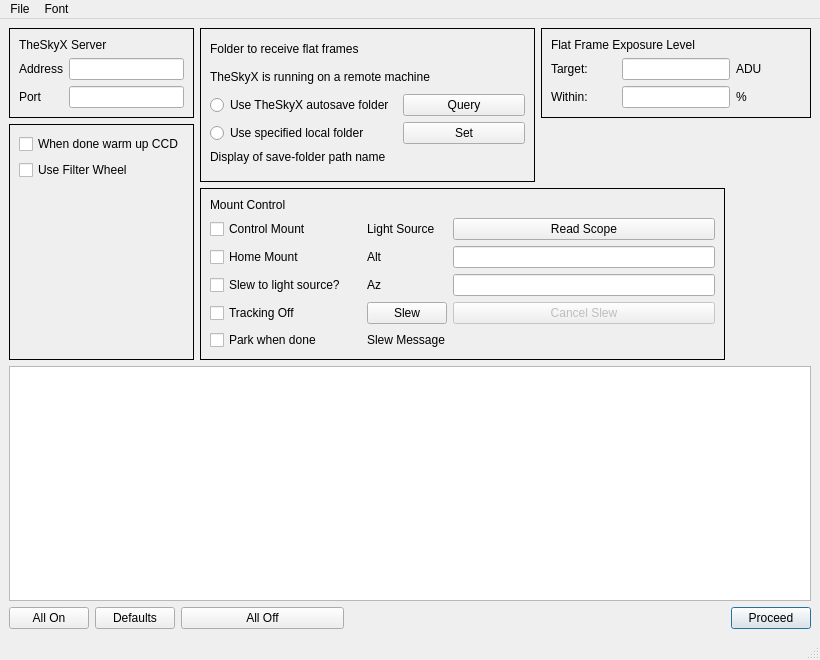
Above: MainWindow.ui from RMcDOttawa/FlatCaptureNow1 before the change. Below: the same form after it.
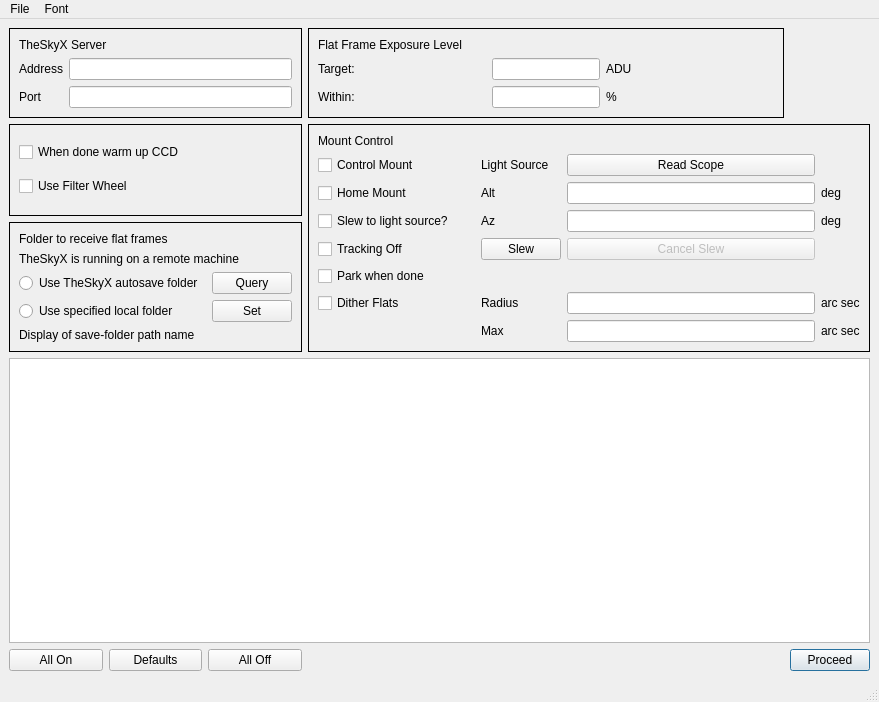
That is the form after the change.

Commit message: Add dithering of flat frames

The edit to the form file:
```diff
--- a/MainWindow.ui
+++ b/MainWindow.ui
@@ -6,8 +6,8 @@
    <rect>
     <x>0</x>
     <y>0</y>
-    <width>820</width>
-    <height>660</height>
+    <width>879</width>
+    <height>702</height>
    </rect>
   </property>
   <property name="minimumSize">
@@ -65,128 +65,82 @@
       </layout>
      </widget>
     </item>
-    <item row="0" column="3" rowspan="2" colspan="2">
-     <widget class="QFrame" name="whereRunning_2">
+    <item row="0" column="3">
+     <widget class="QFrame" name="ADUsettings">
       <property name="frameShape">
        <enum>QFrame::Box</enum>
       </property>
-      <layout class="QGridLayout" name="gridLayout">
-       <item row="0" column="0">
-        <widget class="QLabel" name="Subtitle_3">
+      <layout class="QGridLayout" name="gridLayout_2">
+       <item row="1" column="0">
+        <widget class="QLabel" name="label_5">
          <property name="text">
-          <string>Folder to receive flat frames</string>
+          <string>Target:</string>
          </property>
         </widget>
        </item>
-       <item row="2" column="1">
-        <widget class="QPushButton" name="queryAutosave">
+       <item row="1" column="1">
+        <widget class="QLineEdit" name="targetAdus">
          <property name="sizePolicy">
-          <sizepolicy hsizetype="Preferred" vsizetype="Fixed">
+          <sizepolicy hsizetype="Fixed" vsizetype="Fixed">
            <horstretch>0</horstretch>
            <verstretch>0</verstretch>
           </sizepolicy>
          </property>
          <property name="toolTip">
-          <string>If TheSkyX is running, ask it the autosave path.</string>
+          <string>Average exposure of pixels in flat frame. Usually about 30% of your camera's full well depth.</string>
          </property>
-         <property name="text">
-          <string>Query</string>
-         </property>
         </widget>
        </item>
-       <item row="4" column="0">
-        <widget class="QLabel" name="pathName">
-         <property name="toolTip">
-          <string>The path name to the frames folder</string>
-         </property>
+       <item row="1" column="2">
+        <widget class="QLabel" name="label_6">
          <property name="text">
-          <string>Display of save-folder path name</string>
-         </property>
-         <property name="alignment">
-          <set>Qt::AlignLeading|Qt::AlignLeft|Qt::AlignTop</set>
-         </property>
-         <property name="wordWrap">
-          <bool>true</bool>
-         </property>
-        </widget>
-       </item>
-       <item row="1" column="0" colspan="2">
-        <widget class="QLabel" name="whereRunning">
-         <property name="toolTip">
-          <string/>
-         </property>
-         <property name="text">
-          <string>TheSkyX is running on a remote machine</string>
+          <string>ADU</string>
          </property>
         </widget>
        </item>
        <item row="2" column="0">
-        <widget class="QRadioButton" name="useAutosave">
-         <property name="toolTip">
-          <string>Use the path from TheSkyX's camera tab, AutoSave button. The folder MUST exist.</string>
-         </property>
+        <widget class="QLabel" name="label_7">
          <property name="text">
-          <string>Use TheSkyX autosave folder </string>
+          <string>Within:</string>
          </property>
-         <attribute name="buttonGroup">
-          <string notr="true">folderGroup</string>
-         </attribute>
         </widget>
        </item>
-       <item row="3" column="0">
-        <widget class="QRadioButton" name="useLocal">
-         <property name="toolTip">
-          <string>Use a folder on this computer, specified by clicking &quot;Set&quot;</string>
-         </property>
-         <property name="text">
-          <string>Use specified local folder </string>
-         </property>
-         <attribute name="buttonGroup">
-          <string notr="true">folderGroup</string>
-         </attribute>
-        </widget>
-       </item>
-       <item row="3" column="1">
-        <widget class="QPushButton" name="setLocal">
+       <item row="2" column="1">
+        <widget class="QLineEdit" name="aduTolerance">
          <property name="sizePolicy">
-          <sizepolicy hsizetype="Preferred" vsizetype="Fixed">
+          <sizepolicy hsizetype="Fixed" vsizetype="Fixed">
            <horstretch>0</horstretch>
            <verstretch>0</verstretch>
           </sizepolicy>
          </property>
          <property name="toolTip">
-          <string>Select the folder where TheSkyX will store the acquired frames.</string>
+          <string>How close to the target is acceptable?</string>
          </property>
+        </widget>
+       </item>
+       <item row="2" column="2">
+        <widget class="QLabel" name="label_8">
          <property name="text">
-          <string>Set</string>
+          <string>%</string>
+         </property>
+        </widget>
+       </item>
+       <item row="0" column="0" colspan="3">
+        <widget class="QLabel" name="Subtitle_2">
+         <property name="text">
+          <string>Flat Frame Exposure Level</string>
          </property>
         </widget>
        </item>
       </layout>
      </widget>
     </item>
-    <item row="1" column="0" rowspan="2" colspan="3">
+    <item row="1" column="0" colspan="3">
      <widget class="QFrame" name="miscGroup">
       <property name="frameShape">
        <enum>QFrame::Box</enum>
       </property>
       <layout class="QGridLayout" name="gridLayout_4">
-       <item row="3" column="0">
-        <spacer name="verticalSpacer">
-         <property name="orientation">
-          <enum>Qt::Vertical</enum>
-         </property>
-         <property name="sizeType">
-          <enum>QSizePolicy::Fixed</enum>
-         </property>
-         <property name="sizeHint" stdset="0">
-          <size>
-           <width>20</width>
-           <height>170</height>
-          </size>
-         </property>
-        </spacer>
-       </item>
        <item row="2" column="0">
         <widget class="QCheckBox" name="useFilterWheel">
          <property name="text">
@@ -207,26 +161,12 @@
       </layout>
      </widget>
     </item>
-    <item row="2" column="3" colspan="3">
+    <item row="1" column="3" rowspan="2" colspan="2">
      <widget class="QFrame" name="frame">
       <property name="frameShape">
        <enum>QFrame::Box</enum>
       </property>
       <layout class="QGridLayout" name="gridLayout_5">
-       <item row="4" column="0">
-        <widget class="QCheckBox" name="trackingOff">
-         <property name="text">
-          <string>Tracking Off</string>
-         </property>
-        </widget>
-       </item>
-       <item row="3" column="2">
-        <widget class="QLabel" name="label_4">
-         <property name="text">
-          <string>Az</string>
-         </property>
-        </widget>
-       </item>
        <item row="3" column="0">
         <widget class="QCheckBox" name="slewToSource">
          <property name="text">
@@ -234,10 +174,10 @@
          </property>
         </widget>
        </item>
-       <item row="1" column="0">
-        <widget class="QCheckBox" name="controlMount">
+       <item row="1" column="2">
+        <widget class="QLabel" name="label_9">
          <property name="text">
-          <string>Control Mount</string>
+          <string>Light Source</string>
          </property>
         </widget>
        </item>
@@ -248,17 +188,34 @@
          </property>
         </widget>
        </item>
-       <item row="2" column="0">
-        <widget class="QCheckBox" name="homeMount">
+       <item row="7" column="3">
+        <widget class="QLineEdit" name="ditherMaxRadius"/>
+       </item>
+       <item row="6" column="0">
+        <widget class="QCheckBox" name="ditherFlats">
          <property name="text">
-          <string>Home Mount</string>
+          <string>Dither Flats</string>
          </property>
         </widget>
        </item>
-       <item row="2" column="2">
-        <widget class="QLabel" name="label">
+       <item row="3" column="2">
+        <widget class="QLabel" name="label_4">
          <property name="text">
-          <string>Alt</string>
+          <string>Az</string>
+         </property>
+        </widget>
+       </item>
+       <item row="7" column="2">
+        <widget class="QLabel" name="label_11">
+         <property name="text">
+          <string>Max</string>
+         </property>
+        </widget>
+       </item>
+       <item row="4" column="0">
+        <widget class="QCheckBox" name="trackingOff">
+         <property name="text">
+          <string>Tracking Off</string>
          </property>
         </widget>
        </item>
@@ -269,20 +226,6 @@
          </property>
         </widget>
        </item>
-       <item row="5" column="0">
-        <widget class="QCheckBox" name="parkWhenDone">
-         <property name="text">
-          <string>Park when done</string>
-         </property>
-        </widget>
-       </item>
-       <item row="1" column="2">
-        <widget class="QLabel" name="label_9">
-         <property name="text">
-          <string>Light Source</string>
-         </property>
-        </widget>
-       </item>
        <item row="2" column="1">
         <spacer name="horizontalSpacer_2">
          <property name="orientation">
@@ -299,12 +242,23 @@
          </property>
         </spacer>
        </item>
+       <item row="6" column="2">
+        <widget class="QLabel" name="label_12">
+         <property name="text">
+          <string>Radius</string>
+         </property>
+        </widget>
+       </item>
+       <item row="2" column="2">
+        <widget class="QLabel" name="label">
+         <property name="text">
+          <string>Alt</string>
+         </property>
+        </widget>
+       </item>
        <item row="2" column="3">
         <widget class="QLineEdit" name="sourceAlt"/>
        </item>
-       <item row="3" column="3">
-        <widget class="QLineEdit" name="sourceAz"/>
-       </item>
        <item row="4" column="2">
         <widget class="QPushButton" name="slewButton">
          <property name="text">
@@ -312,6 +266,36 @@
          </property>
         </widget>
        </item>
+       <item row="5" column="2" colspan="2">
+        <widget class="QLabel" name="slewMessage">
+         <property name="text">
+          <string/>
+         </property>
+         <property name="wordWrap">
+          <bool>true</bool>
+         </property>
+        </widget>
+       </item>
+       <item row="6" column="3">
+        <widget class="QLineEdit" name="ditherRadius"/>
+       </item>
+       <item row="2" column="0">
+        <widget class="QCheckBox" name="homeMount">
+         <property name="text">
+          <string>Home Mount</string>
+         </property>
+        </widget>
+       </item>
+       <item row="1" column="0">
+        <widget class="QCheckBox" name="controlMount">
+         <property name="text">
+          <string>Control Mount</string>
+         </property>
+        </widget>
+       </item>
+       <item row="3" column="3">
+        <widget class="QLineEdit" name="sourceAz"/>
+       </item>
        <item row="4" column="3">
         <widget class="QPushButton" name="cancelSlewButton">
          <property name="enabled">
@@ -322,20 +306,145 @@
          </property>
         </widget>
        </item>
-       <item row="5" column="2" colspan="2">
-        <widget class="QLabel" name="slewMessage">
+       <item row="2" column="4">
+        <widget class="QLabel" name="label_10">
          <property name="text">
-          <string>Slew Message</string>
+          <string>deg</string>
+         </property>
+        </widget>
+       </item>
+       <item row="3" column="4">
+        <widget class="QLabel" name="label_13">
+         <property name="text">
+          <string>deg</string>
+         </property>
+        </widget>
+       </item>
+       <item row="6" column="4">
+        <widget class="QLabel" name="label_14">
+         <property name="text">
+          <string>arc sec</string>
+         </property>
+        </widget>
+       </item>
+       <item row="7" column="4">
+        <widget class="QLabel" name="label_15">
+         <property name="text">
+          <string>arc sec</string>
+         </property>
+        </widget>
+       </item>
+       <item row="5" column="0" colspan="2">
+        <widget class="QCheckBox" name="parkWhenDone">
+         <property name="text">
+          <string>Park when done</string>
+         </property>
+        </widget>
+       </item>
+      </layout>
+     </widget>
+    </item>
+    <item row="2" column="0" colspan="3">
+     <widget class="QFrame" name="whereRunning_2">
+      <property name="frameShape">
+       <enum>QFrame::Box</enum>
+      </property>
+      <layout class="QGridLayout" name="gridLayout">
+       <item row="0" column="0">
+        <widget class="QLabel" name="Subtitle_3">
+         <property name="text">
+          <string>Folder to receive flat frames</string>
+         </property>
+        </widget>
+       </item>
+       <item row="2" column="1">
+        <widget class="QPushButton" name="queryAutosave">
+         <property name="sizePolicy">
+          <sizepolicy hsizetype="Preferred" vsizetype="Fixed">
+           <horstretch>0</horstretch>
+           <verstretch>0</verstretch>
+          </sizepolicy>
+         </property>
+         <property name="toolTip">
+          <string>If TheSkyX is running, ask it the autosave path.</string>
+         </property>
+         <property name="text">
+          <string>Query</string>
+         </property>
+        </widget>
+       </item>
+       <item row="4" column="0">
+        <widget class="QLabel" name="pathName">
+         <property name="toolTip">
+          <string>The path name to the frames folder</string>
+         </property>
+         <property name="text">
+          <string>Display of save-folder path name</string>
+         </property>
+         <property name="alignment">
+          <set>Qt::AlignLeading|Qt::AlignLeft|Qt::AlignTop</set>
          </property>
          <property name="wordWrap">
           <bool>true</bool>
          </property>
         </widget>
        </item>
+       <item row="1" column="0" colspan="2">
+        <widget class="QLabel" name="whereRunning">
+         <property name="toolTip">
+          <string/>
+         </property>
+         <property name="text">
+          <string>TheSkyX is running on a remote machine</string>
+         </property>
+        </widget>
+       </item>
+       <item row="2" column="0">
+        <widget class="QRadioButton" name="useAutosave">
+         <property name="toolTip">
+          <string>Use the path from TheSkyX's camera tab, AutoSave button. The folder MUST exist.</string>
+         </property>
+         <property name="text">
+          <string>Use TheSkyX autosave folder </string>
+         </property>
+         <attribute name="buttonGroup">
+          <string notr="true">folderGroup</string>
+         </attribute>
+        </widget>
+       </item>
+       <item row="3" column="0">
+        <widget class="QRadioButton" name="useLocal">
+         <property name="toolTip">
+          <string>Use a folder on this computer, specified by clicking &quot;Set&quot;</string>
+         </property>
+         <property name="text">
+          <string>Use specified local folder </string>
+         </property>
+         <attribute name="buttonGroup">
+          <string notr="true">folderGroup</string>
+         </attribute>
+        </widget>
+       </item>
+       <item row="3" column="1">
+        <widget class="QPushButton" name="setLocal">
+         <property name="sizePolicy">
+          <sizepolicy hsizetype="Preferred" vsizetype="Fixed">
+           <horstretch>0</horstretch>
+           <verstretch>0</verstretch>
+          </sizepolicy>
+         </property>
+         <property name="toolTip">
+          <string>Select the folder where TheSkyX will store the acquired frames.</string>
+         </property>
+         <property name="text">
+          <string>Set</string>
+         </property>
+        </widget>
+       </item>
       </layout>
      </widget>
     </item>
-    <item row="3" column="0" colspan="7">
+    <item row="3" column="0" colspan="5">
      <widget class="QTableView" name="sessionPlanTable">
       <property name="toolTip">
        <string>Numbers of flat frames that will be taken. Click to change a value.</string>
@@ -398,7 +507,7 @@
       </property>
      </widget>
     </item>
-    <item row="4" column="2" colspan="2">
+    <item row="4" column="2">
      <widget class="QPushButton" name="allOffButton">
       <property name="sizePolicy">
        <sizepolicy hsizetype="Minimum" vsizetype="Fixed">
@@ -420,7 +529,7 @@
       </property>
      </widget>
     </item>
-    <item row="4" column="4" colspan="2">
+    <item row="4" column="3">
      <spacer name="horizontalSpacer">
       <property name="orientation">
        <enum>Qt::Horizontal</enum>
@@ -433,7 +542,7 @@
       </property>
      </spacer>
     </item>
-    <item row="4" column="6">
+    <item row="4" column="4">
      <widget class="QPushButton" name="proceedButton">
       <property name="text">
        <string>Proceed</string>
@@ -443,76 +552,6 @@
       </property>
      </widget>
     </item>
-    <item row="0" column="5" colspan="2">
-     <widget class="QFrame" name="ADUsettings">
-      <property name="frameShape">
-       <enum>QFrame::Box</enum>
-      </property>
-      <layout class="QGridLayout" name="gridLayout_2">
-       <item row="1" column="0">
-        <widget class="QLabel" name="label_5">
-         <property name="text">
-          <string>Target:</string>
-         </property>
-        </widget>
-       </item>
-       <item row="1" column="1">
-        <widget class="QLineEdit" name="targetAdus">
-         <property name="sizePolicy">
-          <sizepolicy hsizetype="Fixed" vsizetype="Fixed">
-           <horstretch>0</horstretch>
-           <verstretch>0</verstretch>
-          </sizepolicy>
-         </property>
-         <property name="toolTip">
-          <string>Average exposure of pixels in flat frame. Usually about 30% of your camera's full well depth.</string>
-         </property>
-        </widget>
-       </item>
-       <item row="1" column="2">
-        <widget class="QLabel" name="label_6">
-         <property name="text">
-          <string>ADU</string>
-         </property>
-        </widget>
-       </item>
-       <item row="2" column="0">
-        <widget class="QLabel" name="label_7">
-         <property name="text">
-          <string>Within:</string>
-         </property>
-        </widget>
-       </item>
-       <item row="2" column="1">
-        <widget class="QLineEdit" name="aduTolerance">
-         <property name="sizePolicy">
-          <sizepolicy hsizetype="Fixed" vsizetype="Fixed">
-           <horstretch>0</horstretch>
-           <verstretch>0</verstretch>
-          </sizepolicy>
-         </property>
-         <property name="toolTip">
-          <string>How close to the target is acceptable?</string>
-         </property>
-        </widget>
-       </item>
-       <item row="2" column="2">
-        <widget class="QLabel" name="label_8">
-         <property name="text">
-          <string>%</string>
-         </property>
-        </widget>
-       </item>
-       <item row="0" column="0" colspan="3">
-        <widget class="QLabel" name="Subtitle_2">
-         <property name="text">
-          <string>Flat Frame Exposure Level</string>
-         </property>
-        </widget>
-       </item>
-      </layout>
-     </widget>
-    </item>
    </layout>
   </widget>
   <widget class="QMenuBar" name="menubar">
@@ -520,7 +559,7 @@
     <rect>
      <x>0</x>
      <y>0</y>
-     <width>820</width>
+     <width>879</width>
      <height>22</height>
     </rect>
    </property>
```
The commit also changes 9 other files.
